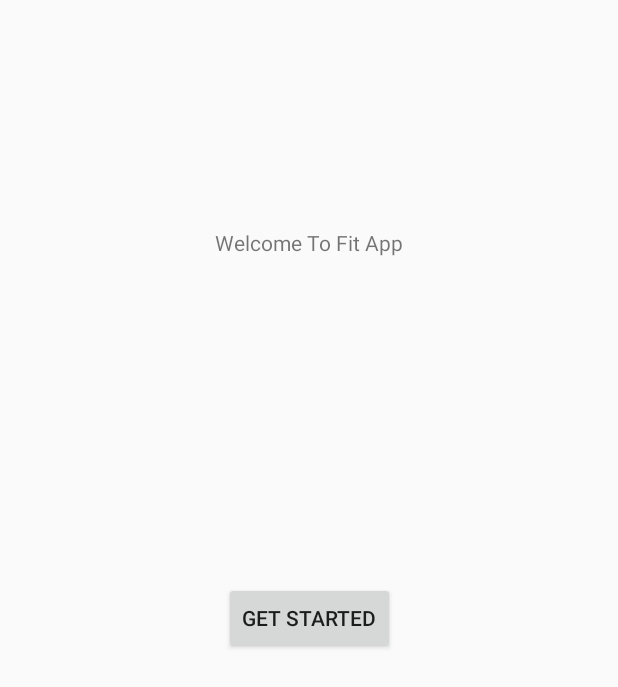
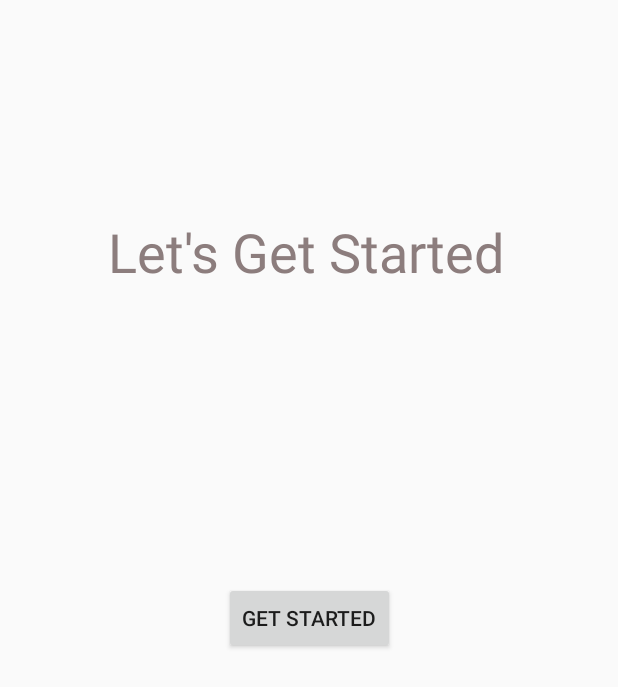
Before and after one commit to NishitAmin/Fit_App, an Android app: the layout home_screen.xml on its own in the app's theme, with its tools: preview values and no code run, on a phone screen of 412 x 824 dp. Shown: the top 687 px of the screen. Run offline under Robolectric (Android 15) with nearby library versions, the phone set to English and light mode, and no system bars.

```diff
--- a/app/src/main/res/layout/home_screen.xml
+++ b/app/src/main/res/layout/home_screen.xml
@@ -10,14 +10,18 @@
 
     <TextView
         android:id="@+id/textView2"
-        android:layout_width="wrap_content"
-        android:layout_height="wrap_content"
-        android:text="Welcome To Fit App"
+        android:layout_width="348dp"
+        android:layout_height="60dp"
+        android:text="Let's Get Started"
+        android:textAlignment="center"
+        android:textColor="#8C7D7D"
+        android:textSize="36sp"
         app:layout_constraintBottom_toBottomOf="parent"
         app:layout_constraintEnd_toEndOf="parent"
+        app:layout_constraintHorizontal_bias="0.466"
         app:layout_constraintStart_toStartOf="parent"
         app:layout_constraintTop_toTopOf="parent"
-        app:layout_constraintVertical_bias="0.189" />
+        app:layout_constraintVertical_bias="0.188" />
 
     <Button
         android:id="@+id/buttonGetStarted"
--- /dev/null
+++ b/app/src/main/res/menu/navdrawer_menu.xml
@@ -0,0 +1,4 @@
+<?xml version="1.0" encoding="utf-8"?>
+<menu xmlns:android="http://schemas.android.com/apk/res/android">
+    <item android:title="Drawer Test" />
+</menu>
--- /dev/null
+++ b/app/src/main/res/menu/options_menu.xml
@@ -0,0 +1,5 @@
+<?xml version="1.0" encoding="utf-8"?>
+<menu xmlns:android="http://schemas.android.com/apk/res/android">
+
+    <item android:title="Test" />
+</menu>
--- a/app/src/main/res/navigation/navigation.xml
+++ b/app/src/main/res/navigation/navigation.xml
@@ -6,7 +6,7 @@
     <fragment
         android:id="@+id/homeScreenFragment"
         android:name="org.rohan.patel.finalprojectandroid.Fragments.HomeFragment"
-        android:label="HomeScreenFragment" >
+        android:label="Welcome to Fit App">
         <action
             android:id="@+id/action_homeScreenFragment_to_loginFragment"
             app:destination="@id/loginFragment" />
```
Also changed, not shown: app/src/main/java/org/rohan/patel/finalprojectandroid/SplashScreen.kt (added, +22 -0 lines), app/src/main/res/layout/activity_splash_screen.xml (added, +24 -0 lines).
